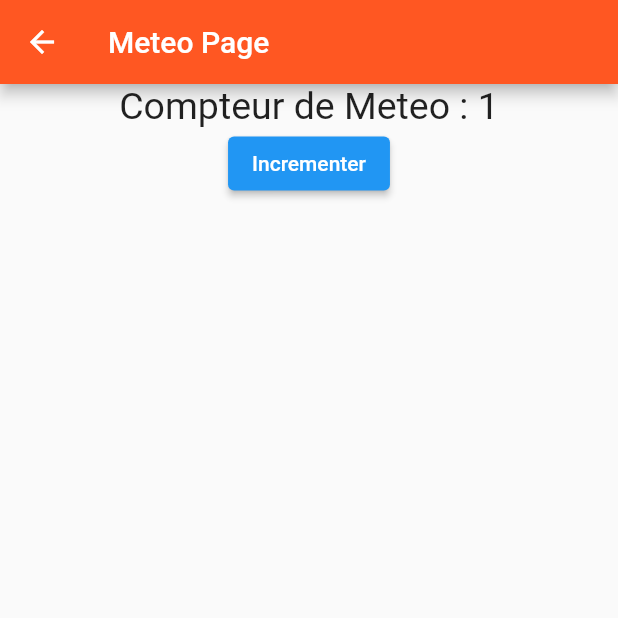
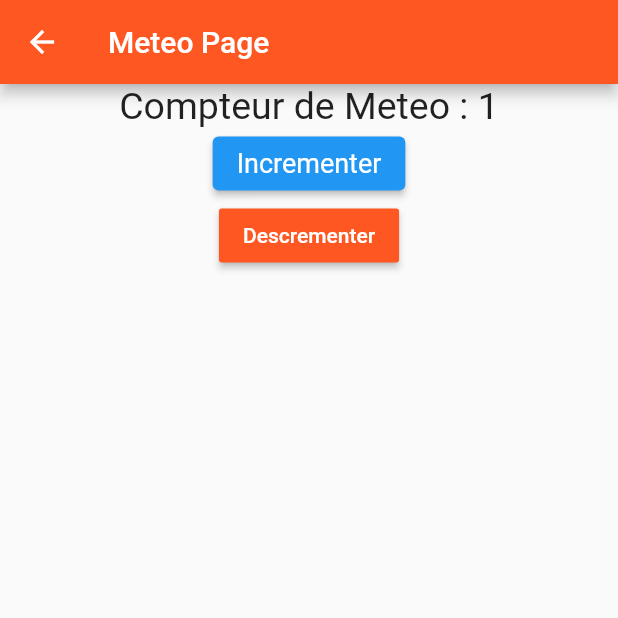
Before and after one commit to bolenge/first-app-flutter, a Flutter app: the MeteoPage screen opened directly, after a tap on "Incrementer", on a phone screen of 412 x 824 dp, the top half of it. Run offline on Flutter 3.47's test engine with Material 2 defaults, Android fonts, the light colour scheme and no system bars.

Commit message:
feat add button decrement

```diff
--- a/lib/meteo-page.dart
+++ b/lib/meteo-page.dart
@@ -8,8 +8,23 @@ class MeteoPage extends StatefulWidget {
 class _MeteoPageState extends State<MeteoPage> {
   int counter = 0;
 
+  void _increment() {
+    setState(() {
+      ++counter;
+    });
+  }
+
+  void _decrement() {
+    setState(() {
+      --counter;
+    });
+  }
+
   @override
   Widget build(BuildContext context) {
+    final ButtonStyle style =
+        ElevatedButton.styleFrom(textStyle: TextStyle(fontSize: 18));
+
     return Scaffold(
         appBar: AppBar(
           title: Text('Meteo Page'),
@@ -25,11 +40,19 @@ class _MeteoPageState extends State<MeteoPage> {
             ElevatedButton(
               child: Text('Incrementer'),
               onPressed: () {
-                setState(() {
-                  ++counter;
-                });
+                _increment();
               },
-              style: ButtonStyle(),
+              style: style,
+            ),
+            RaisedButton(
+              child: Text(
+                'Descrementer',
+                style: TextStyle(color: Colors.white),
+              ),
+              color: Colors.deepOrange,
+              onPressed: () {
+                _decrement();
+              },
             )
           ],
         ));
```
